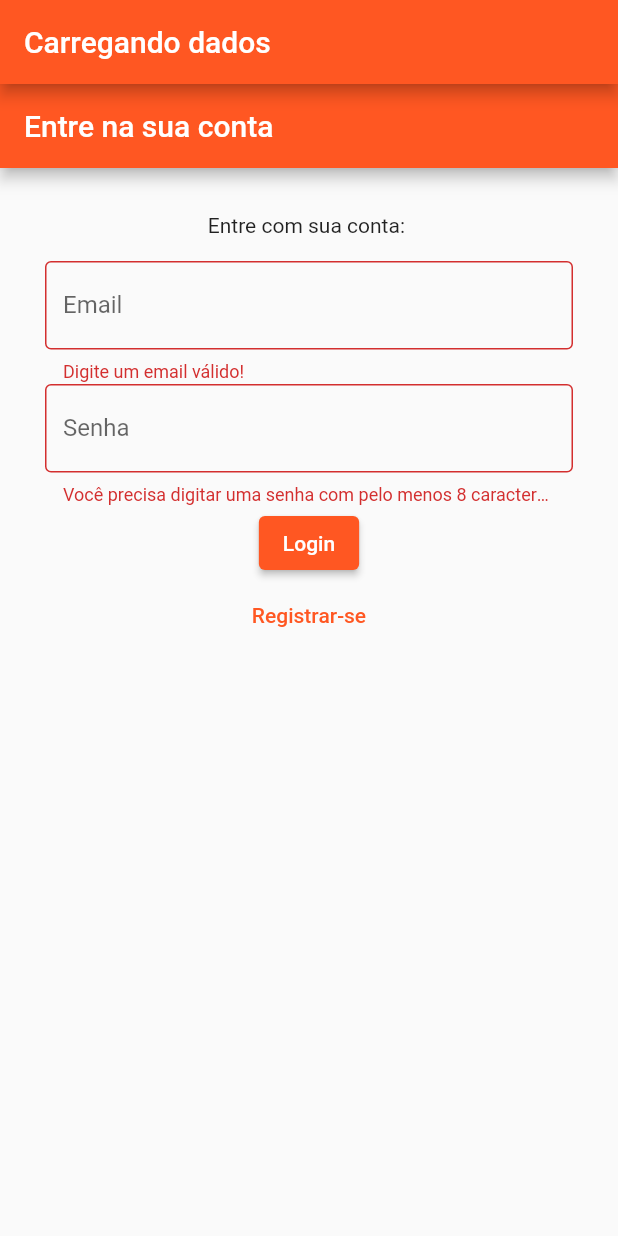
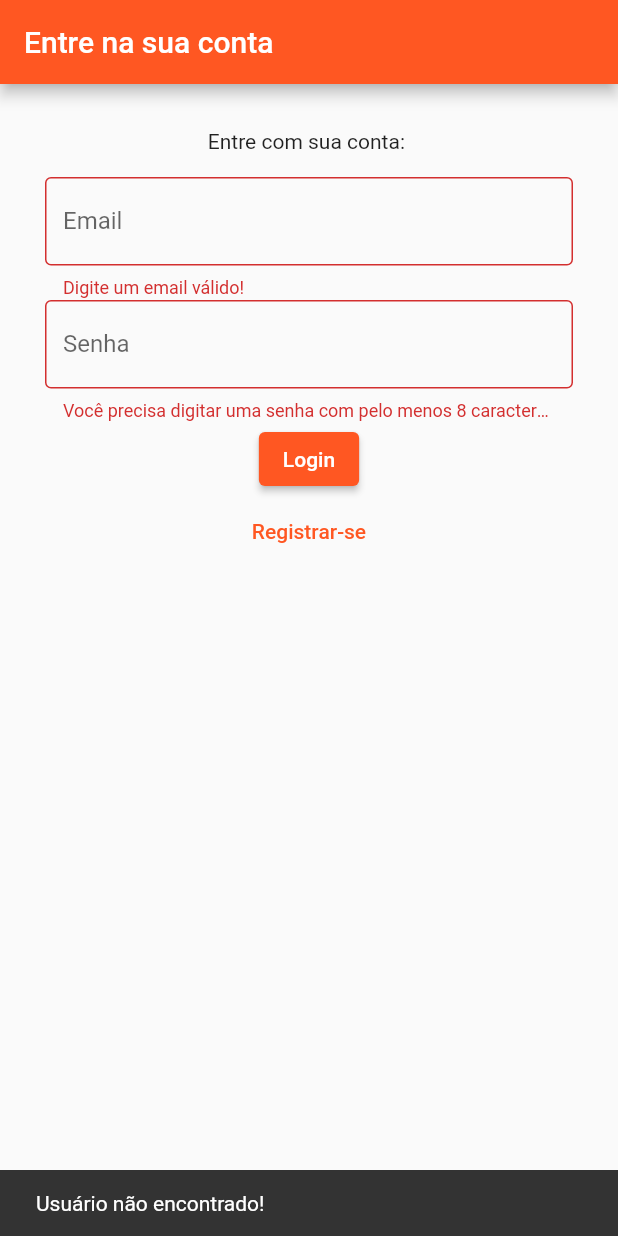
Before and after one commit to LucasSnatiago/flutter_lista_compras, a Flutter app: the screen it shows after launch, after a tap on "Login", on a phone screen of 412 x 824 dp. Run offline on Flutter 3.47's test engine with Material 2 defaults, Android fonts, the phone set to English and light mode, and no system bars; our stand-ins replace shared_preferences, sqflite; missing offline and left inert: dbcrypt, shared_preferences_web; accounts and stored records are empty.

Commit message:
feat: sistema de login automático finalizado!

```diff
--- a/lib/banco_de_dados/banco.dart
+++ b/lib/banco_de_dados/banco.dart
@@ -21,7 +21,7 @@ class SQLDatabase {
     await db.execute(
         'CREATE TABLE IF NOT EXISTS conta (id INTEGER PRIMARY KEY, user_id INTEGER, dia_pagamento TEXT, titulo TEXT, descricao TEXT, pago INTEGER, FOREIGN KEY (user_id) REFERENCES users(id))');
     await db.execute(
-        'CREATE TABLE IF NOT EXISTS ultimo_login (id INTEGER PRIMARY KEY, user_id INTEGER, FOREIGN KEY (user_id) REFERENCES users(id))');
+        'CREATE TABLE IF NOT EXISTS ultimo_login (id INTEGER PRIMARY KEY, user_id INTEGER, esta_logado TEXT, FOREIGN KEY (user_id) REFERENCES users(id))');
   }
 
   /// Ligando as chaves estrangeiras
@@ -42,6 +42,12 @@ class SQLDatabase {
     return sqlDb.query(table);
   }
 
+  /// Atualizar dados do banco de dados
+  static Future<int> update(String table, Map<String, dynamic> data) async {
+    final sqlDb = await SQLDatabase.database;
+    return sqlDb.update(table, data);
+  }
+
   /// Deletar um elemento do banco
   static Future<int> delete(String table, int id) async {
     final sqlDb = await SQLDatabase.database;
--- a/lib/loading.dart
+++ b/lib/loading.dart
@@ -1,45 +1,87 @@
 import 'package:flutter/material.dart';
 import 'package:shared_preferences/shared_preferences.dart';
 import 'banco_de_dados/banco.dart';
-import 'login/login.dart';
 
-class Loading extends StatelessWidget {
+class Loading extends StatefulWidget {
+  @override
+  _LoadingState createState() => _LoadingState();
+}
+
+class _LoadingState extends State<Loading> {
   @override
   Widget build(BuildContext context) {
     return Scaffold(
       appBar: AppBar(
         title: Text('Carregando dados'),
       ),
-      body: _autologin(context),
+      body: FutureBuilder(
+        future: _autologin(),
+        builder:
+            (context, AsyncSnapshot<List<Map<String, dynamic>>> snapshot) =>
+                snapshot.connectionState == ConnectionState.waiting
+                    ? Center(
+                        child: CircularProgressIndicator(),
+                      )
+                    : _login(context, snapshot.data),
+      ),
     );
   }
 
-  Widget? _autologin(context) {
+  Widget _login(context, List<Map<String, dynamic>>? rows) {
+    // Pegando o valor salvo do ultimo ID de usuário
+    loadUserID().then((userID) {
+      // Verificando se o banco de dados existe
+      if (rows != null && rows.isNotEmpty) {
+        // Descobrir qual o index do user a partir da id
+        var user;
+        for (int i = 0; i < rows.length; i++)
+          if (rows[i]['id'] == userID) user = rows[i];
+
+        print(user);
+        // Testando os valores do banco
+        if (user['esta_logado'] == 'true') {
+          print('Usuário encontrado, logando usuário!');
+          Future.delayed(Duration.zero,
+              () => Navigator.pushReplacementNamed(context, 'MenuApp'));
+        } else {
+          // Banco existe, mas o usuário não
+          print('Usuário não encontrado, banco existe!');
+          Future.delayed(Duration.zero,
+              () => Navigator.pushReplacementNamed(context, 'Menu'));
+        }
+      } else {
+        // Banco não existe, será criado ao criar a primeira conta
+        print('Usuário não encontrado e banco não existe!');
+        Future.delayed(Duration.zero,
+            () => Navigator.pushReplacementNamed(context, 'Menu'));
+      }
+    });
+
+    return Center(
+      child: Text('Dados carregados!'),
+    );
+  }
+
+  Future<List<Map<String, dynamic>>> _autologin() async {
     // Verificar se o usuario ja estava previamente logado
     // Verificando se já existe um banco de dados no celular
+    var rows;
     try {
-      SQLDatabase.read('ultimo_login').then((rows) {
-        print(rows);
-        var userId = rows[rows.length - 1]['user_id'];
-        if (userId != -1) {
-          Navigator.pushReplacementNamed(context, 'MenuApp');
-          saveUserID(userId);
-        }
-
-        // Se o banco já existir e tiver um usuario nele logue esse usuário
-        print('Nenhum user logado');
-        Navigator.pushReplacementNamed(context, 'Menu');
-      });
+      rows = await SQLDatabase.read('ultimo_login');
     } catch (e) {
-      print('Deu catch');
-      Navigator.pushReplacementNamed(context, 'Menu');
+      print(e);
     }
 
-    return Menu();
+    return rows;
   }
 
   saveUserID(int id) async {
     SharedPreferences prefs = await SharedPreferences.getInstance();
-    prefs.setInt('user_id', id);
+    await prefs.setInt('user_id', id);
+  }
+
+  Future<int> loadUserID() async {
+    SharedPreferences prefs = await SharedPreferences.getInstance();
+    return prefs.getInt('user_id') ?? -1;
   }
 }
--- a/lib/login/login.dart
+++ b/lib/login/login.dart
@@ -91,27 +91,32 @@ class _MenuState extends State<Menu> {
 
     // Verificar se existe a pessoa no banco de dados
     var usuarioEncontrado = false;
-    var usuarioID = -1;
+    var usuarioID = 0;
     SQLDatabase.read('users').then((rows) {
       for (int i = 0; i < rows.length; i++) {
         if (rows[i]['email'] == _formValues['email'] &&
-            checkPassword(_formValues['password'], rows[i]['password'])) {
+            checkPassword(_formValues['password'], rows[i]['senha'])) {
           usuarioEncontrado = true;
-          usuarioID = i;
+          usuarioID = rows[i]['id'];
           i = rows.length;
         }
       }
+
+      print(rows);
+
+      // Logando usuário encontrado
+      var ultimLogin = {'user_id': usuarioID, 'esta_logado': 'true'};
+
+      if (usuarioEncontrado) {
+        saveUserID(usuarioID);
+        SQLDatabase.update('ultimo_login', ultimLogin)
+            .then((value) => Navigator.of(context).pushNamed('MenuApp'));
+      } else {
+        // Usuário não foi encontrado no banco
+        ScaffoldMessenger.of(context)
+            .showSnackBar(SnackBar(content: Text('Usuário não encontrado!')));
+      }
     });
-
-    var ultimLogin = {
-      'user_id': usuarioID,
-    };
-
-    if (usuarioEncontrado) {
-      saveUserID(usuarioID);
-      SQLDatabase.insert('ultimo_login', ultimLogin)
-          .then((value) => Navigator.of(context).pushNamed('MenuApp'));
-    }
   }
 
   saveUserID(int id) async {
--- a/lib/telas/MenuApp.dart
+++ b/lib/telas/MenuApp.dart
@@ -28,9 +28,9 @@ class _MenuAppState extends State<MenuApp> {
     final prefs = await SharedPreferences.getInstance();
     final rows = await SQLDatabase.read('users');
 
-    int id = prefs.getInt('user_id') ?? -1;
-    if (id < 0) return {};
-    userData = rows[id - 1];
+    int id = prefs.getInt('user_id') ?? 0;
+    for (int i = 0; i < rows.length; i++)
+      if (rows[i]['id'] == id) userData = rows[i];
     print('Data: ' + userData.toString());
     return userData;
   }
@@ -57,13 +57,16 @@ class _MenuAppState extends State<MenuApp> {
                       ListTile(
                         leading: Icon(Icons.logout),
                         title: Text('Sair'),
-                        onTap: () {
-                          SQLDatabase.insert('ultimo_login', {'user_id': -1});
-                          Navigator.pushReplacementNamed(context, 'Menu');
-                        },
+                        onTap: () => _deslogar(),
                       ),
                     ],
                   ));
+  }
+
+  /// Deslogar um usuário
+  _deslogar() async {
+    await SQLDatabase.insert('ultimo_login', {'esta_logado': 'true'});
+    Navigator.pushReplacementNamed(context, 'Menu');
   }
 
   /// Pegar as iniciais de um nome
```
Also changed, not shown: 1 other file.
